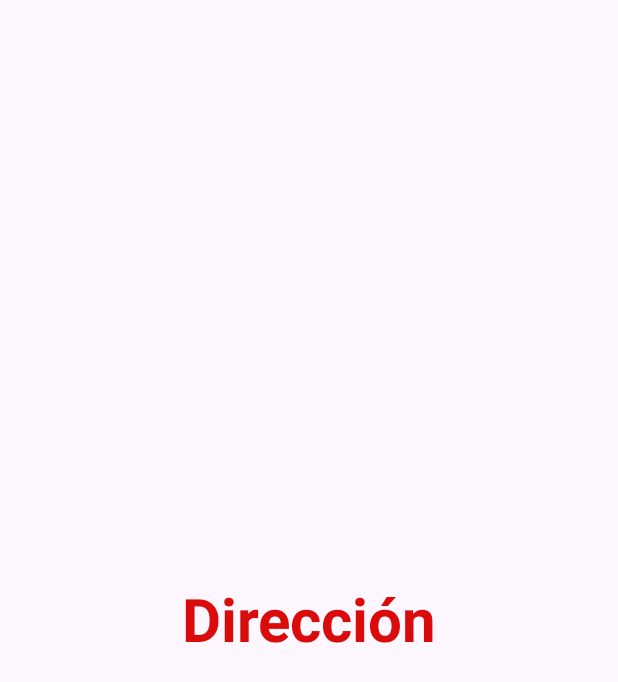
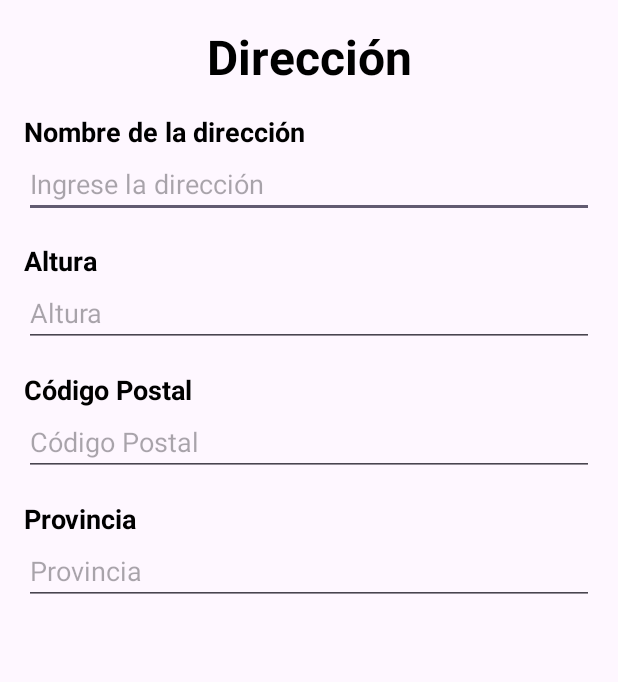
Before and after one commit to MatiaseRamirez/MyLogin, an Android app: the fragment AddresFragment shown on its own in the app's theme, on a phone screen of 412 x 824 dp. Shown: the top 682 px of the screen. Run offline under Robolectric (Android 15) with nearby library versions, the light colour scheme and no system bars.

Commit message:
agregado estilos basicos al fragment_addres.xml

```diff
--- a/app/src/main/res/layout/fragment_addres.xml
+++ b/app/src/main/res/layout/fragment_addres.xml
@@ -8,15 +8,117 @@
     tools:context=".fragments.AddresFragment">
 
     <TextView
+        android:id="@+id/direccion_header"
         android:layout_width="wrap_content"
         android:layout_height="wrap_content"
         android:text="Dirección"
-        android:textSize="40dp"
-        android:textColor="@color/red"
+        android:textSize="32dp"
+        android:textColor="@android:color/black"
         android:textStyle="bold"
         app:layout_constraintTop_toTopOf="parent"
-        app:layout_constraintBottom_toBottomOf="parent"
-        app:layout_constraintRight_toRightOf="parent"
-        app:layout_constraintLeft_toLeftOf="parent"/>
+        app:layout_constraintStart_toStartOf="parent"
+        app:layout_constraintEnd_toEndOf="parent"
+        android:layout_marginTop="16dp"/>
+
+    <TextView
+        android:id="@+id/direccion_label"
+        android:layout_width="wrap_content"
+        android:layout_height="wrap_content"
+        android:text="Nombre de la dirección"
+        android:textSize="18sp"
+        android:textColor="@android:color/black"
+        android:textStyle="bold"
+        app:layout_constraintTop_toBottomOf="@id/direccion_header"
+        app:layout_constraintStart_toStartOf="parent"
+        android:layout_marginTop="16dp"
+        android:layout_marginStart="16dp"/>
+
+    <EditText
+        android:id="@+id/direccion_input"
+        android:layout_width="0dp"
+        android:layout_height="wrap_content"
+        android:hint="Ingrese la dirección"
+        android:inputType="text"
+        app:layout_constraintTop_toBottomOf="@id/direccion_label"
+        app:layout_constraintStart_toStartOf="parent"
+        app:layout_constraintEnd_toEndOf="parent"
+        android:layout_marginStart="16dp"
+        android:layout_marginEnd="16dp"/>
+
+    <TextView
+        android:id="@+id/altura_label"
+        android:layout_width="wrap_content"
+        android:layout_height="wrap_content"
+        android:text="Altura"
+        android:textSize="18sp"
+        android:textColor="@android:color/black"
+        android:textStyle="bold"
+        app:layout_constraintTop_toBottomOf="@id/direccion_input"
+        app:layout_constraintStart_toStartOf="parent"
+        android:layout_marginTop="16dp"
+        android:layout_marginStart="16dp"/>
+
+    <EditText
+        android:id="@+id/altura_input"
+        android:layout_width="0dp"
+        android:layout_height="wrap_content"
+        android:hint="Altura"
+        android:inputType="number"
+        app:layout_constraintTop_toBottomOf="@id/altura_label"
+        app:layout_constraintStart_toStartOf="parent"
+        app:layout_constraintEnd_toEndOf="parent"
+        android:layout_marginStart="16dp"
+        android:layout_marginEnd="16dp"/>
+
+    <TextView
+        android:id="@+id/codigo_postal_label"
+        android:layout_width="wrap_content"
+        android:layout_height="wrap_content"
+        android:text="Código Postal"
+        android:textSize="18sp"
+        android:textColor="@android:color/black"
+        android:textStyle="bold"
+        app:layout_constraintTop_toBottomOf="@id/altura_input"
+        app:layout_constraintStart_toStartOf="parent"
+        android:layout_marginTop="16dp"
+        android:layout_marginStart="16dp"/>
+
+    <EditText
+        android:id="@+id/codigo_postal_input"
+        android:layout_width="0dp"
+        android:layout_height="wrap_content"
+        android:hint="Código Postal"
+        android:inputType="number"
+        app:layout_constraintTop_toBottomOf="@id/codigo_postal_label"
+        app:layout_constraintStart_toStartOf="parent"
+        app:layout_constraintEnd_toEndOf="parent"
+        android:layout_marginStart="16dp"
+        android:layout_marginEnd="16dp"/>
+
+    <TextView
+        android:id="@+id/provincia_label"
+        android:layout_width="wrap_content"
+        android:layout_height="wrap_content"
+        android:text="Provincia"
+        android:textSize="18sp"
+        android:textColor="@android:color/black"
+        android:textStyle="bold"
+        app:layout_constraintTop_toBottomOf="@id/codigo_postal_input"
+        app:layout_constraintStart_toStartOf="parent"
+        android:layout_marginTop="16dp"
+        android:layout_marginStart="16dp"/>
+
+    <EditText
+        android:id="@+id/provincia_input"
+        android:layout_width="0dp"
+        android:layout_height="wrap_content"
+        android:hint="Provincia"
+        android:inputType="text"
+        app:layout_constraintTop_toBottomOf="@id/provincia_label"
+        app:layout_constraintStart_toStartOf="parent"
+        app:layout_constraintEnd_toEndOf="parent"
+        android:layout_marginStart="16dp"
+        android:layout_marginEnd="16dp"/>
+
 
 </androidx.constraintlayout.widget.ConstraintLayout>
```
